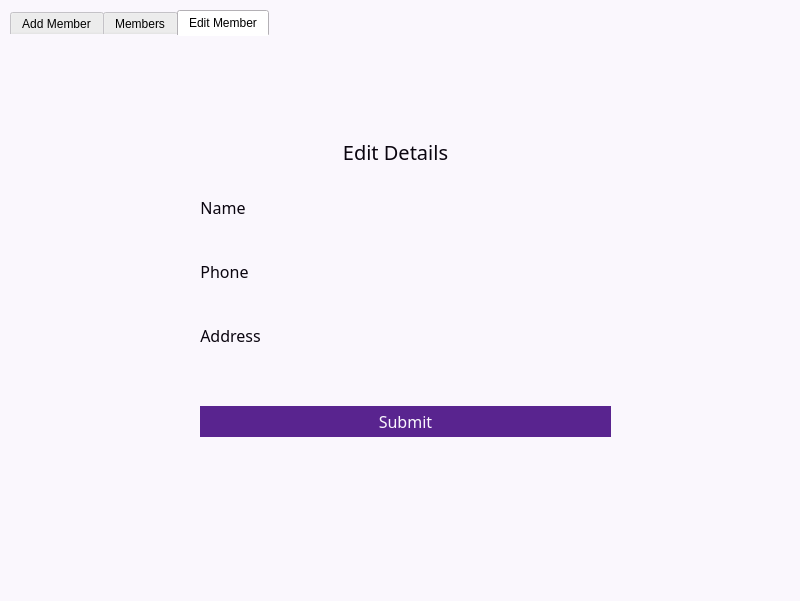
Before: the Qt Designer form ui/Member Window.ui in amazinglySK/lms-400, drawn with Qt 5.
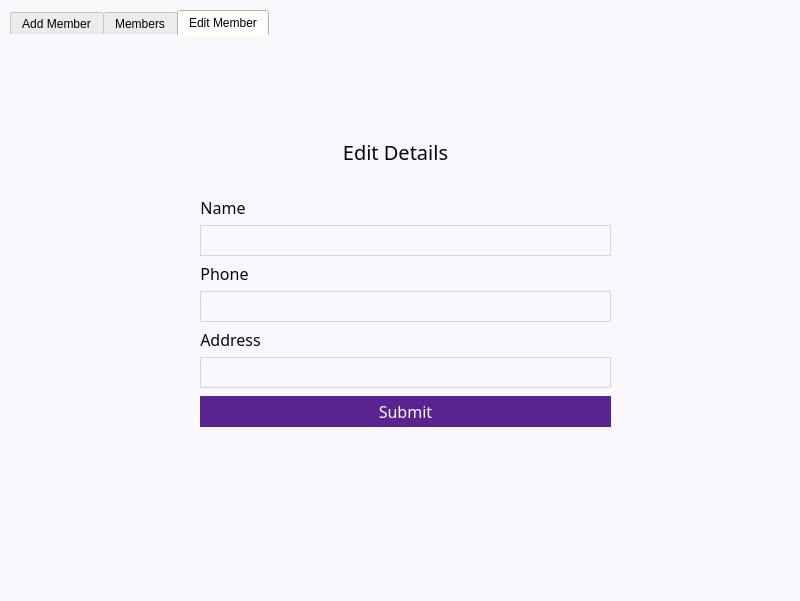
After: the same form once the commit is applied. The open tabs and pages were chosen to show the change. Icons and pictures are not drawn.

The edit to the form file:
```diff
--- a/ui/Member Window.ui
+++ b/ui/Member Window.ui
@@ -400,7 +400,7 @@
           <x>180</x>
           <y>150</y>
           <width>411</width>
-          <height>241</height>
+          <height>231</height>
          </rect>
         </property>
         <layout class="QVBoxLayout" name="verticalLayout_3">
@@ -437,7 +437,7 @@
               </font>
              </property>
              <property name="styleSheet">
-              <string notr="true">color : #0a050f; padding : 2px</string>
+              <string notr="true">color : #0a050f; padding : 2px; border : 1px solid #deceef;</string>
              </property>
             </widget>
            </item>
@@ -469,7 +469,7 @@
               </font>
              </property>
              <property name="styleSheet">
-              <string notr="true">color : #0a050f; padding : 2px</string>
+              <string notr="true">color : #0a050f; padding : 2px; border : 1px solid #deceef;</string>
              </property>
             </widget>
            </item>
@@ -501,7 +501,7 @@
               </font>
              </property>
              <property name="styleSheet">
-              <string notr="true">color : #0a050f; padding : 2px</string>
+              <string notr="true">color : #0a050f; padding : 2px; border : 1px solid #deceef;</string>
              </property>
             </widget>
            </item>
```
Left out of the diff: 2 changed lines with no effect on the pictures.
